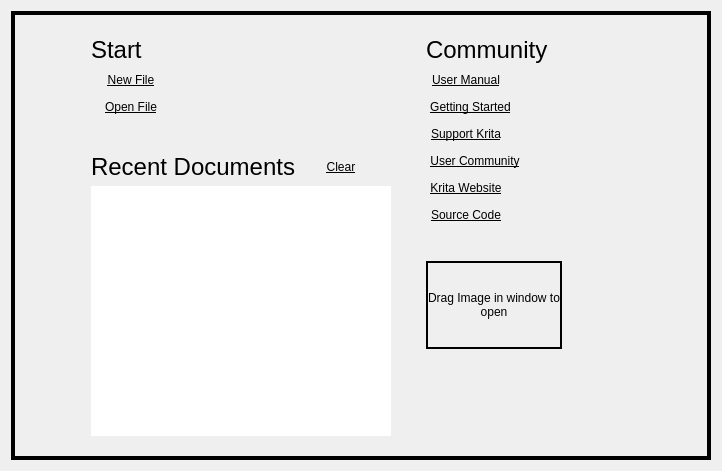
KDE/krita, file libs/ui/forms/KisWelcomePage.ui: the form before one commit.
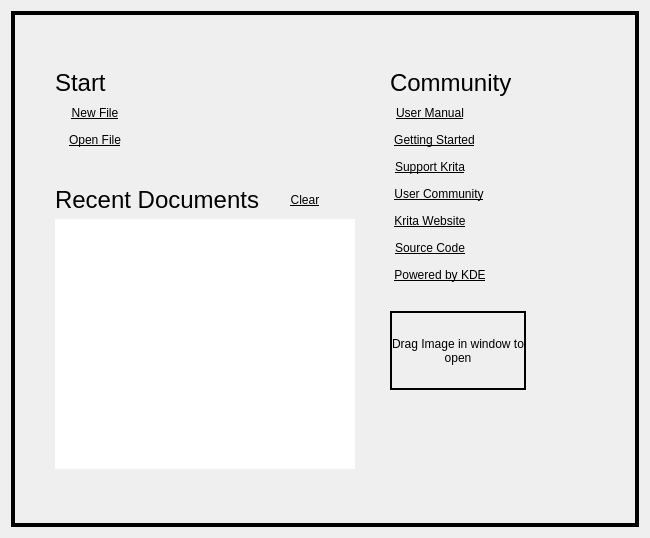
The form after the commit.

Commit message: Add KDE link to community area

```diff
--- a/libs/ui/forms/KisWelcomePage.ui
+++ b/libs/ui/forms/KisWelcomePage.ui
@@ -6,8 +6,8 @@
    <rect>
     <x>0</x>
     <y>0</y>
-    <width>722</width>
-    <height>471</height>
+    <width>650</width>
+    <height>538</height>
    </rect>
   </property>
   <property name="sizePolicy">
@@ -19,7 +19,7 @@
   <property name="autoFillBackground">
    <bool>false</bool>
   </property>
-  <layout class="QHBoxLayout" name="horizontalLayout_11">
+  <layout class="QHBoxLayout" name="horizontalLayout_12">
    <item>
     <widget class="QFrame" name="dropFrameBorder">
      <property name="frameShape">
@@ -306,7 +306,7 @@
            <number>0</number>
           </property>
           <property name="bottomMargin">
-           <number>30</number>
+           <number>0</number>
           </property>
           <item>
            <widget class="QPushButton" name="sourceCodeLink">
@@ -344,6 +344,47 @@
           </item>
          </layout>
         </item>
+        <item>
+         <layout class="QHBoxLayout" name="horizontalLayout_11">
+          <property name="bottomMargin">
+           <number>20</number>
+          </property>
+          <item>
+           <widget class="QPushButton" name="poweredByKDELink">
+            <property name="font">
+             <font>
+              <underline>true</underline>
+             </font>
+            </property>
+            <property name="focusPolicy">
+             <enum>Qt::NoFocus</enum>
+            </property>
+            <property name="text">
+             <string>Powered by KDE</string>
+            </property>
+            <property name="checkable">
+             <bool>false</bool>
+            </property>
+            <property name="flat">
+             <bool>true</bool>
+            </property>
+           </widget>
+          </item>
+          <item>
+           <spacer name="horizontalSpacer_13">
+            <property name="orientation">
+             <enum>Qt::Horizontal</enum>
+            </property>
+            <property name="sizeHint" stdset="0">
+             <size>
+              <width>40</width>
+              <height>20</height>
+             </size>
+            </property>
+           </spacer>
+          </item>
+         </layout>
+        </item>
         <item>
          <layout class="QHBoxLayout" name="horizontalLayout_9">
           <item>
```
The commit also changes 2 other files.
